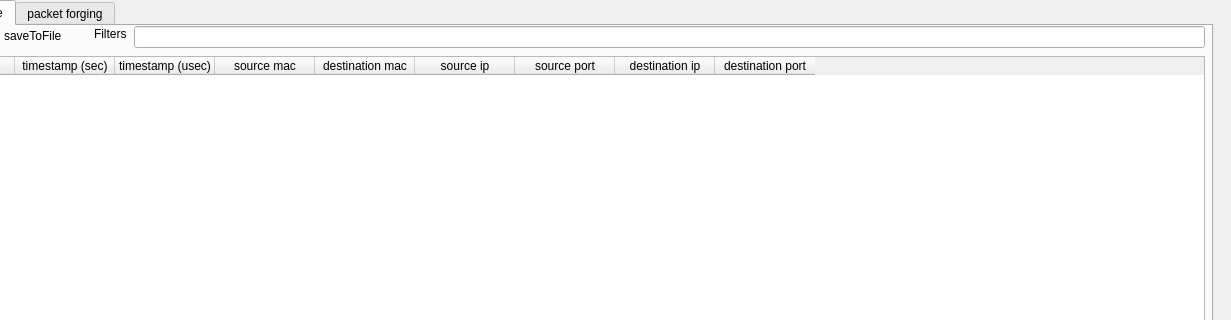
This is NETSEC-1/mainwindow.ui in solimy/NETSEC-1 as Qt 5 draws it before an edit; both pictures show x 88 to 1319 and y 0 to 320 of the 1319 by 668 pixel window. The edited form follows.
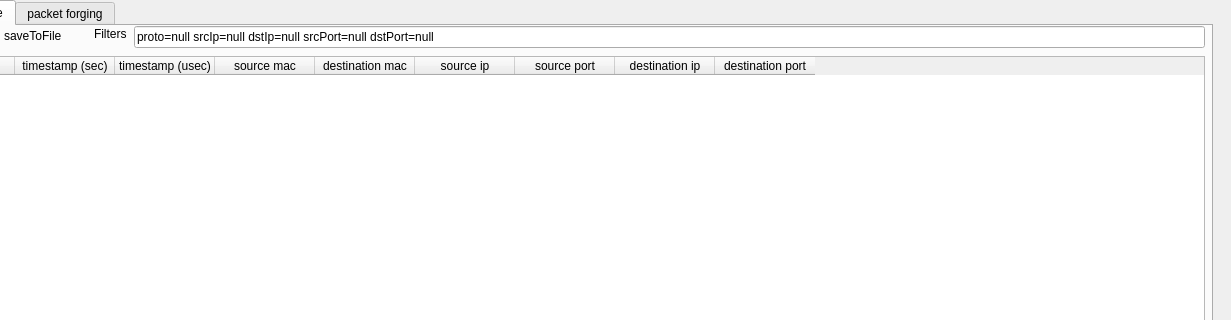
This is the edited form.

```diff
--- a/NETSEC-1/mainwindow.ui
+++ b/NETSEC-1/mainwindow.ui
@@ -55,6 +55,9 @@
         <height>22</height>
        </rect>
       </property>
+      <property name="text">
+       <string>proto=null srcIp=null dstIp=null srcPort=null dstPort=null</string>
+      </property>
      </widget>
      <widget class="QLabel" name="label">
       <property name="geometry">
```
